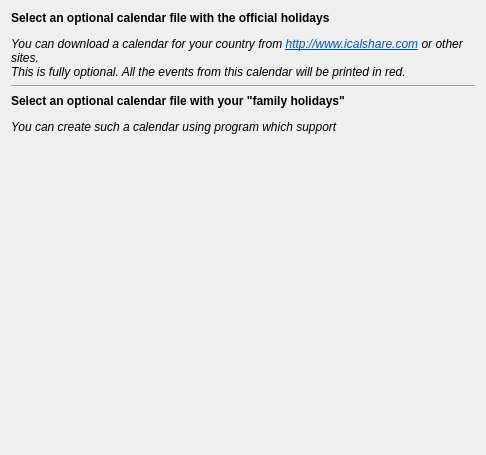
The window that utilities/assistants/calendar/ui/calevents.ui (KDE/digikam) describes before a commit, drawn with Qt 5.
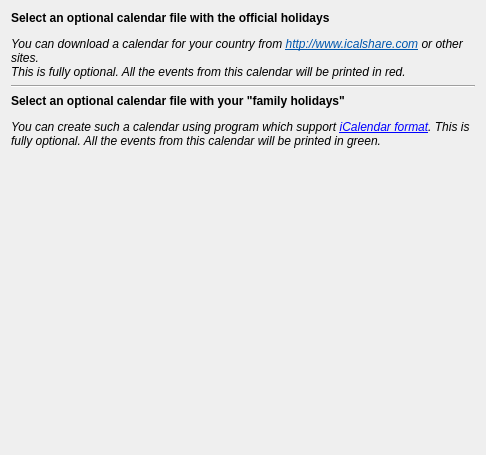
The same window after the commit. Custom widgets are drawn as their Qt base class.

What changed in the file:
```diff
--- a/utilities/assistants/calendar/ui/calevents.ui
+++ b/utilities/assistants/calendar/ui/calevents.ui
@@ -89,7 +89,7 @@
       </font>
      </property>
      <property name="text" >
-         <string>You can create such a calendar using program which support <a href='https://en.wikipedia.org/wiki/ICalendar'>iCalendar format</a>.
+         <string>You can create such a calendar using program which support &lt;a href="https://en.wikipedia.org/wiki/ICalendar">iCalendar format&lt;/a>.
 This is fully optional. All the events from this calendar will be printed in green.</string>
      </property>
      <property name="alignment" >
```
